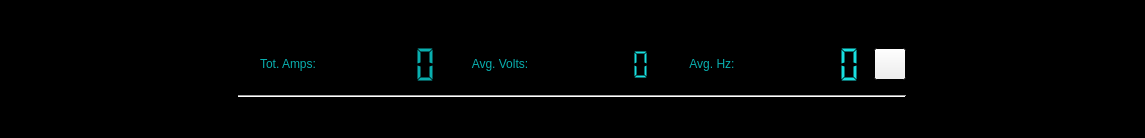
Before: the Qt Designer form gui/widgets/pwr/pwr.ui in uasal/MagAOX-scoob, drawn with Qt 5.
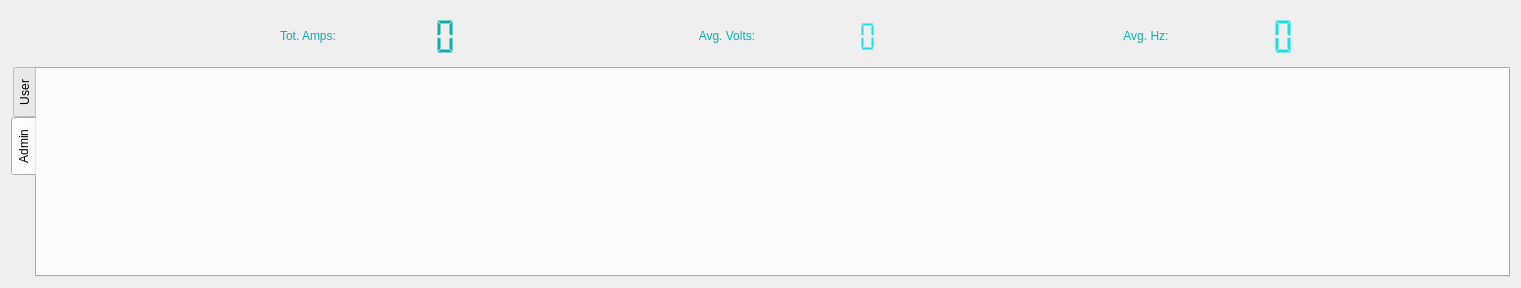
After: the same form once the commit is applied. The open tabs and pages were chosen to show the change. Icons and pictures are not drawn.

Commit message: refactored pwrGUI, now based on config and has admin tab

The edit to the form file:
```diff
--- a/gui/widgets/pwr/pwr.ui
+++ b/gui/widgets/pwr/pwr.ui
@@ -6,74 +6,10 @@
    <rect>
     <x>0</x>
     <y>0</y>
-    <width>1145</width>
-    <height>138</height>
+    <width>1521</width>
+    <height>288</height>
    </rect>
   </property>
-  <property name="palette">
-   <palette>
-    <active>
-     <colorrole role="Base">
-      <brush brushstyle="SolidPattern">
-       <color alpha="255">
-        <red>32</red>
-        <green>31</green>
-        <blue>31</blue>
-       </color>
-      </brush>
-     </colorrole>
-     <colorrole role="Window">
-      <brush brushstyle="SolidPattern">
-       <color alpha="255">
-        <red>0</red>
-        <green>0</green>
-        <blue>0</blue>
-       </color>
-      </brush>
-     </colorrole>
-    </active>
-    <inactive>
-     <colorrole role="Base">
-      <brush brushstyle="SolidPattern">
-       <color alpha="255">
-        <red>32</red>
-        <green>31</green>
-        <blue>31</blue>
-       </color>
-      </brush>
-     </colorrole>
-     <colorrole role="Window">
-      <brush brushstyle="SolidPattern">
-       <color alpha="255">
-        <red>0</red>
-        <green>0</green>
-        <blue>0</blue>
-       </color>
-      </brush>
-     </colorrole>
-    </inactive>
-    <disabled>
-     <colorrole role="Base">
-      <brush brushstyle="SolidPattern">
-       <color alpha="255">
-        <red>0</red>
-        <green>0</green>
-        <blue>0</blue>
-       </color>
-      </brush>
-     </colorrole>
-     <colorrole role="Window">
-      <brush brushstyle="SolidPattern">
-       <color alpha="255">
-        <red>0</red>
-        <green>0</green>
-        <blue>0</blue>
-       </color>
-      </brush>
-     </colorrole>
-    </disabled>
-   </palette>
-  </property>
   <property name="windowTitle">
    <string>Power Control</string>
   </property>
@@ -81,11 +17,27 @@
    <iconset resource="../../resources/magaox.qrc">
     <normaloff>:/icons/power-plug.png</normaloff>:/icons/power-plug.png</iconset>
   </property>
-  <layout class="QGridLayout" name="gridLayout_2">
-   <item row="0" column="0">
-    <layout class="QVBoxLayout" name="verticalLayout" stretch="1,0,6">
+  <layout class="QGridLayout" name="gridLayout">
+   <item row="1" column="0">
+    <layout class="QVBoxLayout" name="verticalLayout" stretch="2,8">
      <item>
-      <layout class="QHBoxLayout" name="layoutValues" stretch="100,100,100,1">
+      <layout class="QHBoxLayout" name="layoutValues" stretch="0,100,100,100">
+       <item>
+        <spacer name="horizontalSpacer">
+         <property name="orientation">
+          <enum>Qt::Horizontal</enum>
+         </property>
+         <property name="sizeType">
+          <enum>QSizePolicy::Fixed</enum>
+         </property>
+         <property name="sizeHint" stdset="0">
+          <size>
+           <width>40</width>
+           <height>20</height>
+          </size>
+         </property>
+        </spacer>
+       </item>
        <item>
         <layout class="QHBoxLayout" name="layoutAmps" stretch="1,2">
          <item>
@@ -1223,36 +1175,72 @@
          </item>
         </layout>
        </item>
-       <item>
-        <widget class="QPushButton" name="buttonReconnect">
-         <property name="maximumSize">
-          <size>
-           <width>32</width>
-           <height>32</height>
-          </size>
-         </property>
-         <property name="focusPolicy">
-          <enum>Qt::NoFocus</enum>
-         </property>
-         <property name="toolTip">
-          <string>reconnect</string>
-         </property>
-         <property name="text">
-          <string/>
-         </property>
-         <property name="icon">
-          <iconset resource="../../resources/magaox.qrc">
-           <normaloff>:/icons/recycle.png</normaloff>:/icons/recycle.png</iconset>
-         </property>
-        </widget>
-       </item>
       </layout>
      </item>
      <item>
-      <widget class="Line" name="line">
-       <property name="orientation">
-        <enum>Qt::Horizontal</enum>
+      <widget class="QTabWidget" name="tabWidget">
+       <property name="tabPosition">
+        <enum>QTabWidget::West</enum>
        </property>
+       <property name="currentIndex">
+        <number>0</number>
+       </property>
+       <widget class="QWidget" name="tabUser">
+        <attribute name="title">
+         <string>User</string>
+        </attribute>
+        <layout class="QGridLayout" name="gridLayout_2">
+         <item row="0" column="0">
+          <layout class="QGridLayout" name="switchGrid" rowstretch="0" columnstretch="0">
+           <property name="sizeConstraint">
+            <enum>QLayout::SetDefaultConstraint</enum>
+           </property>
+           <property name="rightMargin">
+            <number>6</number>
+           </property>
+          </layout>
+         </item>
+         <item row="1" column="0">
+          <spacer name="verticalSpacer_2">
+           <property name="orientation">
+            <enum>Qt::Vertical</enum>
+           </property>
+           <property name="sizeHint" stdset="0">
+            <size>
+             <width>20</width>
+             <height>40</height>
+            </size>
+           </property>
+          </spacer>
+         </item>
+        </layout>
+       </widget>
+       <widget class="QWidget" name="tabAdmin">
+        <property name="styleSheet">
+         <string notr="true"/>
+        </property>
+        <attribute name="title">
+         <string>Admin</string>
+        </attribute>
+        <layout class="QGridLayout" name="gridLayout_3" rowstretch="0,0">
+         <item row="0" column="0">
+          <layout class="QGridLayout" name="switchGridAdmin"/>
+         </item>
+         <item row="1" column="0">
+          <spacer name="verticalSpacer">
+           <property name="orientation">
+            <enum>Qt::Vertical</enum>
+           </property>
+           <property name="sizeHint" stdset="0">
+            <size>
+             <width>20</width>
+             <height>40</height>
+            </size>
+           </property>
+          </spacer>
+         </item>
+        </layout>
+       </widget>
       </widget>
      </item>
      <item>
```
Left out of the diff: 12 changed lines with no effect on the pictures. The commit also changes 13 other files.
